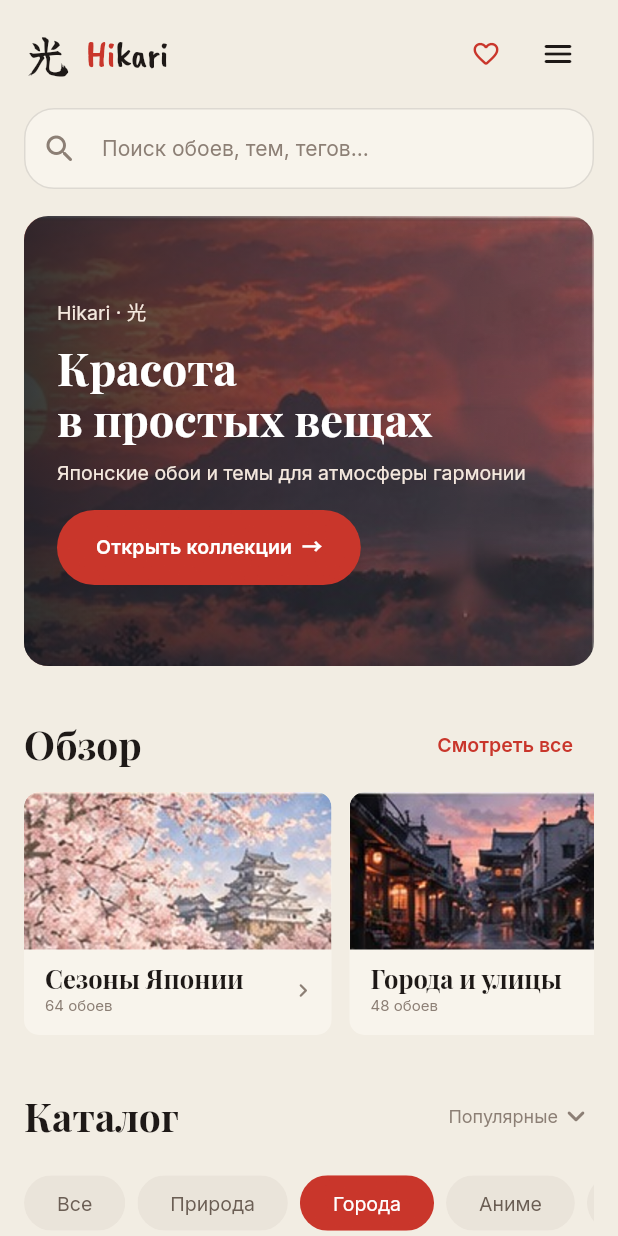
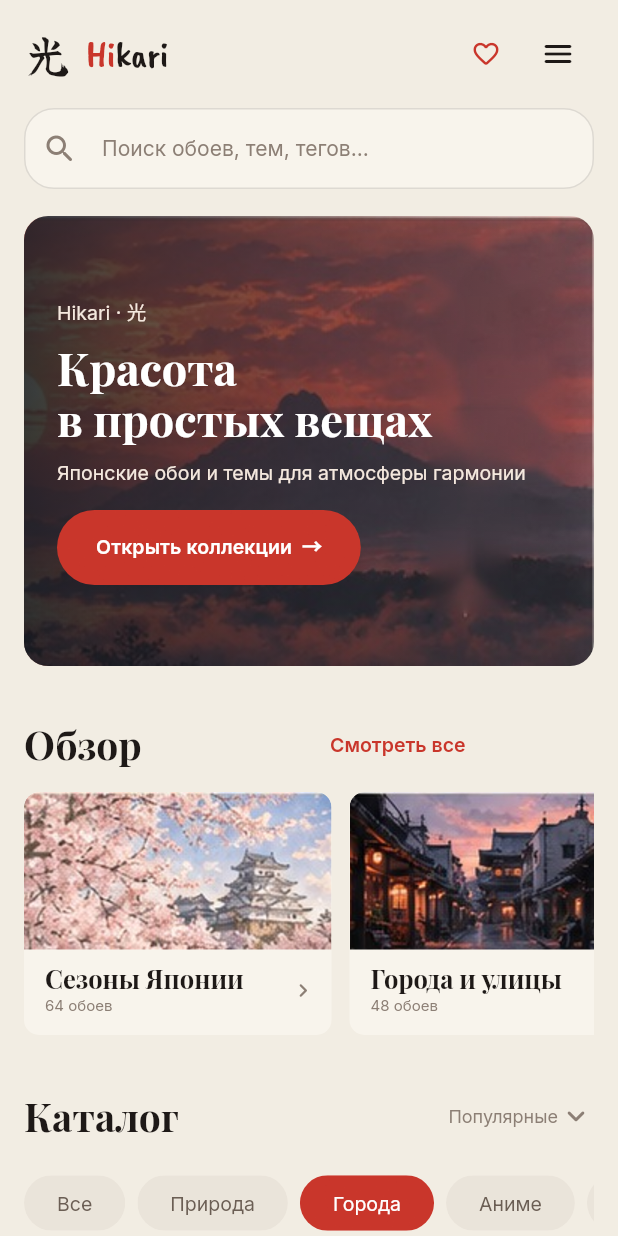
Before and after one commit to OTSHELNIKS/InterfaceForge, a Flutter app: the screen it shows after launch, after a tap on "Природа", after a tap on "Города", on a phone screen of 412 x 824 dp. Run offline on Flutter 3.47's test engine with Material 3 defaults, Android fonts, the phone set to English and light mode, and no system bars; our stand-ins replace flutter_riverpod, go_router, material_ui, shared_preferences; project files that could hold a hidden picture were left out.

Commit message:
Fix narrow-screen overflows and test mobile interactions
Co-authored-by: arena-agent <297053741+arena-agent@users.noreply.github.com>

```diff
--- a/hikari/lib/features/home/home_screen.dart
+++ b/hikari/lib/features/home/home_screen.dart
@@ -183,15 +183,14 @@ class _HomeScreenState extends ConsumerState<HomeScreen> {
                   _mobileHero(),
                   const SizedBox(height: 28),
                   Row(key: _overviewKey, children: <Widget>[
-                    Text('Обзор', style: AppText.display(26, color: _ink)),
-                    const Spacer(),
-                    TextButton(
+                    Expanded(child: Text('Обзор', style: AppText.display(26, color: _ink))),
+                    Flexible(child: TextButton(
                       onPressed: () {
                         setState(() { _collection = null; _filter = 'Все'; _onlyFavorites = false; });
                         _scrollTo(560);
                       },
-                      child: Text('Смотреть все', style: AppText.body(13, color: _accent, weight: FontWeight.w600)),
-                    ),
+                      child: Text('Смотреть все', maxLines: 1, overflow: TextOverflow.ellipsis, style: AppText.body(13, color: _accent, weight: FontWeight.w600)),
+                    )),
                   ]),
                   const SizedBox(height: 8),
                   SizedBox(
@@ -296,7 +295,7 @@ class _HomeScreenState extends ConsumerState<HomeScreen> {
     return ClipRRect(
       borderRadius: BorderRadius.circular(16),
       child: SizedBox(
-        height: 300,
+        height: MediaQuery.sizeOf(context).width < 360 ? 370 : 300,
         child: Stack(fit: StackFit.expand, children: <Widget>[
           Image.asset('assets/design/hero-clean.jpg', fit: BoxFit.cover, alignment: Alignment.centerRight),
           const DecoratedBox(decoration: BoxDecoration(gradient: LinearGradient(
@@ -332,6 +331,7 @@ class _HomeScreenState extends ConsumerState<HomeScreen> {
           button: true,
           label: 'Открыть ${item.title}',
           child: InkWell(
+            key: ValueKey<String>('mobile-work-${item.catalogId}'),
             onTap: () => _showMobileDetail(item.index),
             child: ClipRRect(borderRadius: BorderRadius.circular(12), child: Image.asset(item.image, fit: BoxFit.cover)),
           ),
```
Also changed, not shown: 1 other file.
